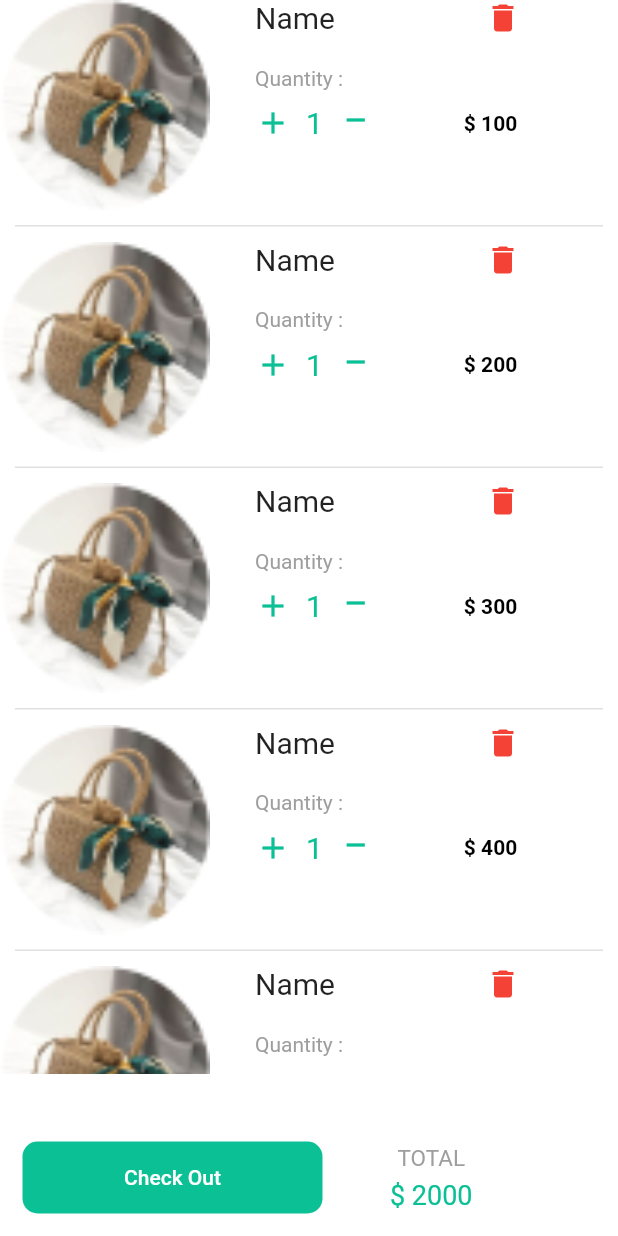
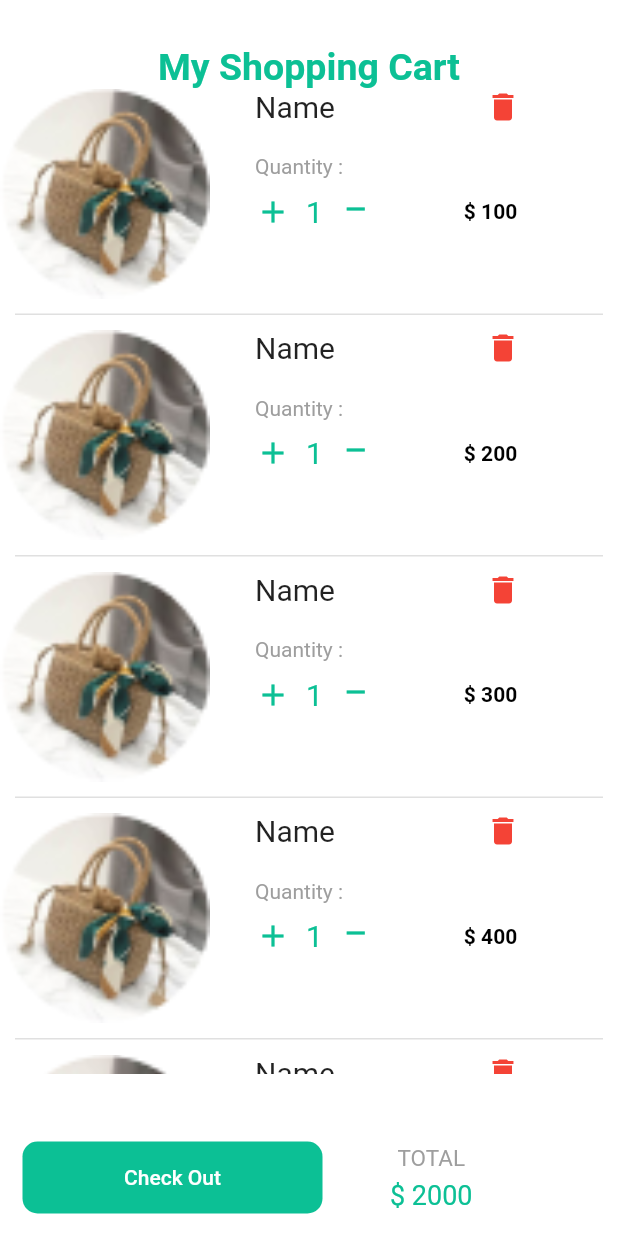
Before and after one commit to mido75/project-with-flutter1, a Flutter app: the CartScreen screen opened directly, on a phone screen of 412 x 824 dp. Run offline on Flutter 3.47's test engine with Material 2 defaults, Android fonts, the phone set to English and light mode, and no system bars; our stand-ins replace cloud_firestore, firebase_auth, firebase_core, flutter_svg, get, google_sign_in; missing offline and left inert: flutter_facebook_auth, flutter_login_facebook; accounts and stored records are empty; network calls fail; Roboto replaces fonts that are missing (jannah).

Commit message:
Rahma_mahmoud

```diff
--- a/lib/modules/cart_screen/cart.dart
+++ b/lib/modules/cart_screen/cart.dart
@@ -33,6 +33,10 @@ List<int> prices =<int> [
     return Scaffold(
      body: Column(
        children: [
+         Padding(
+           padding: const EdgeInsets.only(top: 30,),
+           child: Text("My Shopping Cart", style: TextStyle(fontSize: 25,fontWeight: FontWeight.w600, color: Color(0xff0CC095),),),
+         ),
        Expanded(
          child: Container(
            child: ListView.separated(itemBuilder: (context,index){
--- a/pubspec.yaml
+++ b/pubspec.yaml
@@ -46,6 +46,8 @@ dependencies:
   flutter_login_facebook: ^1.7.0
   flutter_facebook_auth: ^5.0.8
   cloud_firestore: ^4.4.5
+  sqflite: ^2.2.6
+  path: ^1.8.2
 
 
 
```
Also changed, not shown: lib/core/service/database/cart_database_helper.dart (added), pubspec.lock.
